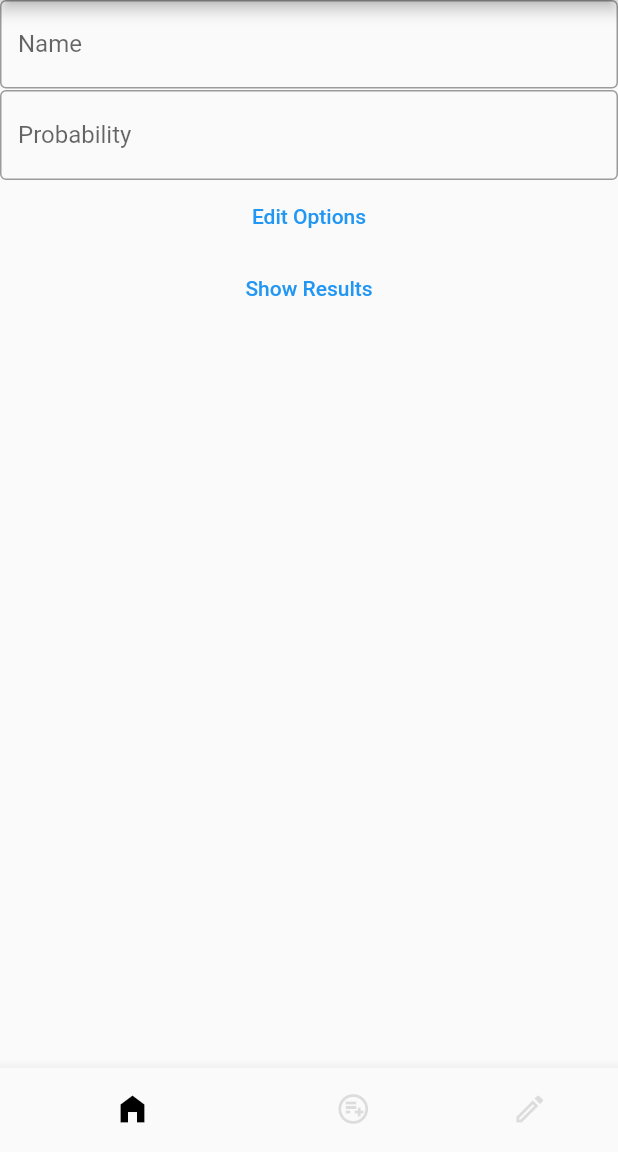
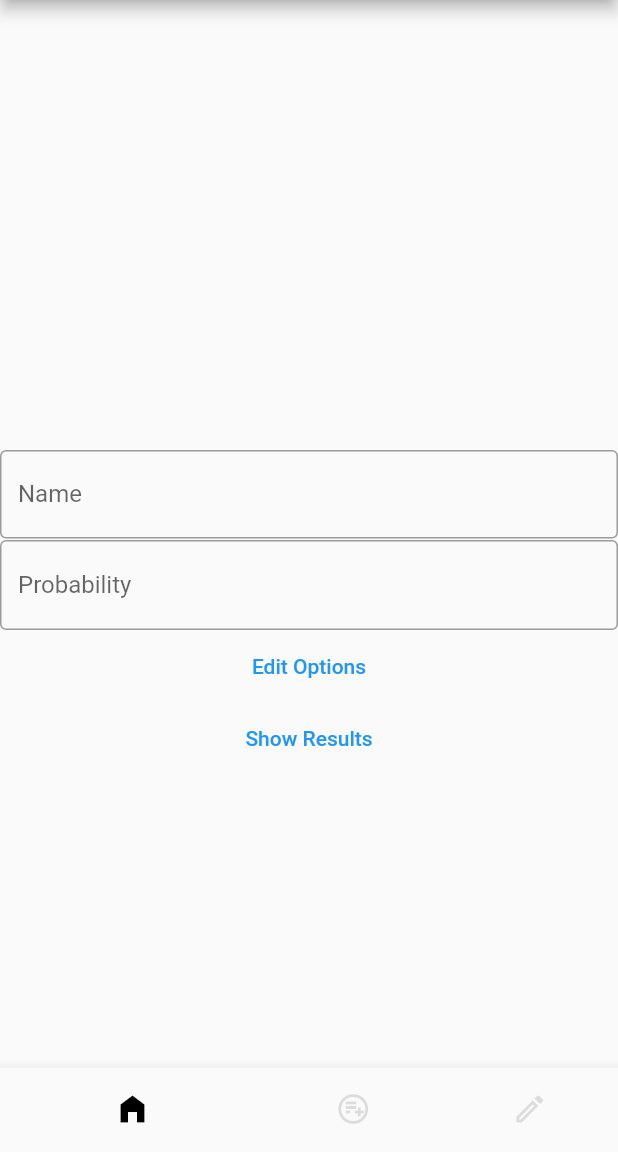
Before and after one commit to h11mech017/drawx, a Flutter app: the screen it shows after launch, on a phone screen of 412 x 824 dp, the part 84-1236 px from its top. Run offline on Flutter 3.47's test engine with Material 2 defaults, Android fonts, the light colour scheme and no system bars.

Commit message:
Changed Chart position

```diff
--- a/lib/main.dart
+++ b/lib/main.dart
@@ -1,4 +1,4 @@
-import 'package:drawx/Home_Pages.dart';
+import 'package:drawx/pages/Home_Pages.dart';
 import 'package:flutter/material.dart';
 void main() {
   runApp(const MyApp());
--- a/lib/pages/Component/Draw_Live_Chart.dart
+++ b/lib/pages/Component/Draw_Live_Chart.dart
@@ -16,7 +16,7 @@ class _DrawLiveWidgetState extends State<DrawLiveWidget> {
   final TextEditingController _probController = TextEditingController();
 
   bool _showWheel = false;
-  final List<String> _results = []; // Add a list to store the results
+  List<String> _results = []; // Add a list to store the results
 
   void _addOption() {
     setState(() {
@@ -79,7 +79,9 @@ class _DrawLiveWidgetState extends State<DrawLiveWidget> {
                   // Add the _onResult callback to the WheelOfFortune
                   child: WheelOfFortune(items: options, probabilities: prob, onResult: _onResult),
                 ),
-              ),
+              )
+            else
+              const SizedBox(height: 300), // Add a placeholder when the wheel is not shown
             SizedBox(
               width: 450,
               height: 60,
```
Also changed, not shown: lib/pages/Home_Pages.dart (renamed from lib/Home_Pages.dart).
